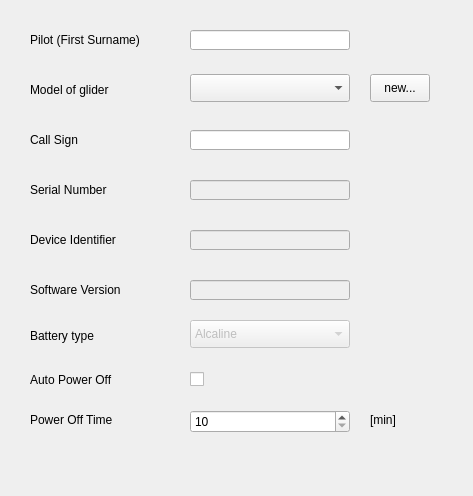
First picture: the form in src/configuration/flytec6015/DeviceFrame6015.ui, repository t0b3/flyhigh, before the edit.
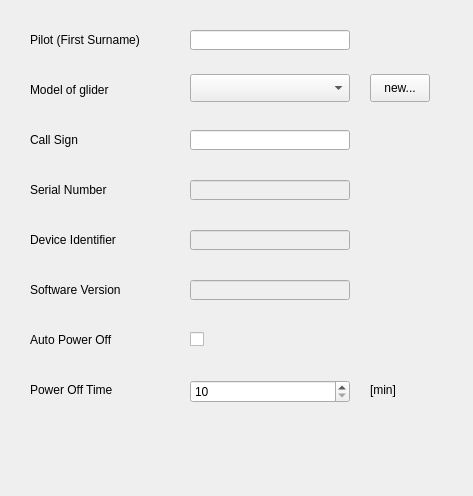
Second picture: the form after the edit.

Patch:
```diff
--- a/src/configuration/flytec6015/DeviceFrame6015.ui
+++ b/src/configuration/flytec6015/DeviceFrame6015.ui
@@ -215,53 +215,24 @@
         <bool>false</bool>
       </property>
     </widget>
-    <widget class="QLabel" name="textLabel_BattType">
-      <property name="geometry">
-        <rect>
-          <x>30</x>
-          <y>326</y>
-          <width>94</width>
-          <height>20</height>
-        </rect>
-      </property>
-      <property name="text">
-        <string>Battery type</string>
-      </property>
-      <property name="wordWrap">
-        <bool>false</bool>
-      </property>
-    </widget>
-    <widget class="QComboBox" name="comboBox_BattType">
-      <property name="enabled">
-        <bool>false</bool>
-      </property>
+    <widget class="QCheckBox" name="checkBox_AutoOff">
       <property name="geometry">
         <rect>
           <x>190</x>
-          <y>320</y>
-          <width>160</width>
-          <height>28</height>
+          <y>328</y>
+          <width>20</width>
+          <height>23</height>
         </rect>
       </property>
-      <property name="maxCount">
-        <number>2</number>
+      <property name="text">
+        <string/>
       </property>
-      <item>
-        <property name="text">
-          <string>Alcaline</string>
-        </property>
-      </item>
-      <item>
-        <property name="text">
-          <string>NiMH</string>
-        </property>
-      </item>
     </widget>
     <widget class="QLabel" name="textLabel_BattType_2">
       <property name="geometry">
         <rect>
           <x>30</x>
-          <y>370</y>
+          <y>330</y>
           <width>134</width>
           <height>20</height>
         </rect>
@@ -277,7 +248,7 @@
       <property name="geometry">
         <rect>
           <x>30</x>
-          <y>410</y>
+          <y>380</y>
           <width>134</width>
           <height>20</height>
         </rect>
@@ -289,24 +260,11 @@
         <bool>false</bool>
       </property>
     </widget>
-    <widget class="QCheckBox" name="checkBox_AutoOff">
-      <property name="geometry">
-        <rect>
-          <x>190</x>
-          <y>368</y>
-          <width>20</width>
-          <height>23</height>
-        </rect>
-      </property>
-      <property name="text">
-        <string/>
-      </property>
-    </widget>
     <widget class="QSpinBox" name="spinBox_PowerOffTime">
       <property name="geometry">
         <rect>
           <x>190</x>
-          <y>410</y>
+          <y>380</y>
           <width>160</width>
           <height>23</height>
         </rect>
@@ -322,7 +280,7 @@
       <property name="geometry">
         <rect>
           <x>370</x>
-          <y>410</y>
+          <y>380</y>
           <width>41</width>
           <height>20</height>
         </rect>
```
